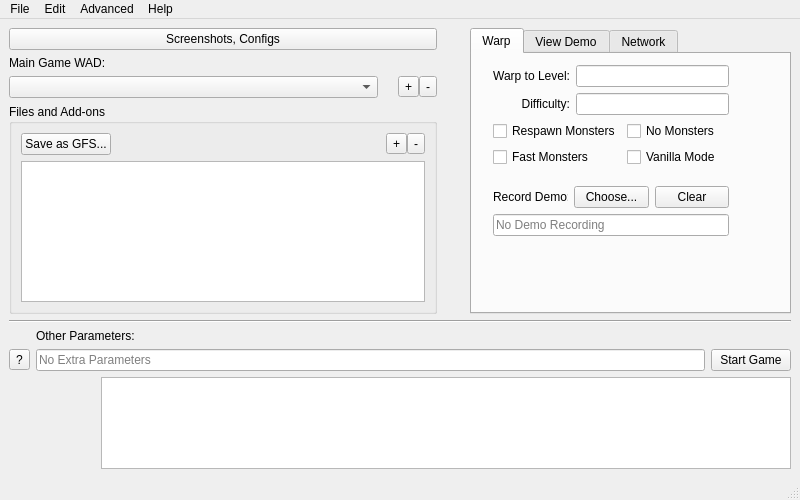
Old version of the form mainwindow.ui in the repository Altazimuth/Eternity-Launcher-Qt.
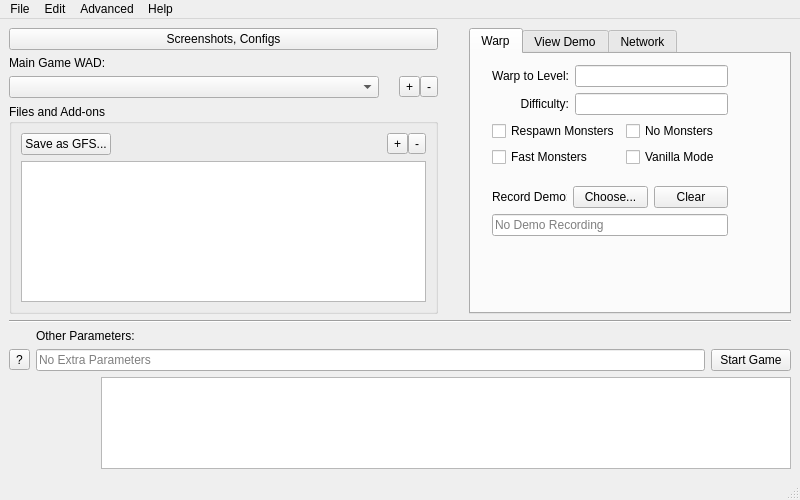
New version of the form. Icons and pictures are not drawn.

Commit message: Make various widgets constant-size

The edit to the form file:
```diff
--- a/mainwindow.ui
+++ b/mainwindow.ui
@@ -164,11 +164,11 @@
          <enum>Qt::Horizontal</enum>
         </property>
         <property name="sizeType">
-         <enum>QSizePolicy::MinimumExpanding</enum>
+         <enum>QSizePolicy::Maximum</enum>
         </property>
         <property name="sizeHint" stdset="0">
          <size>
-          <width>17</width>
+          <width>25</width>
           <height>20</height>
          </size>
         </property>
```
Left out of the diff: 2 changed lines with no effect on the pictures. The commit also changes 1 other file.
